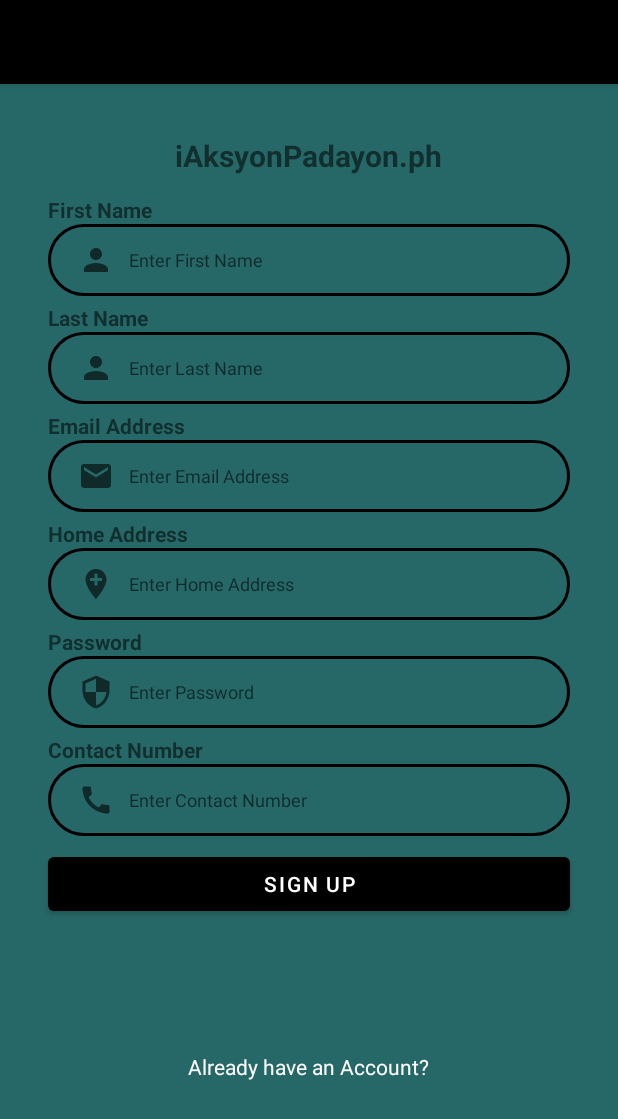
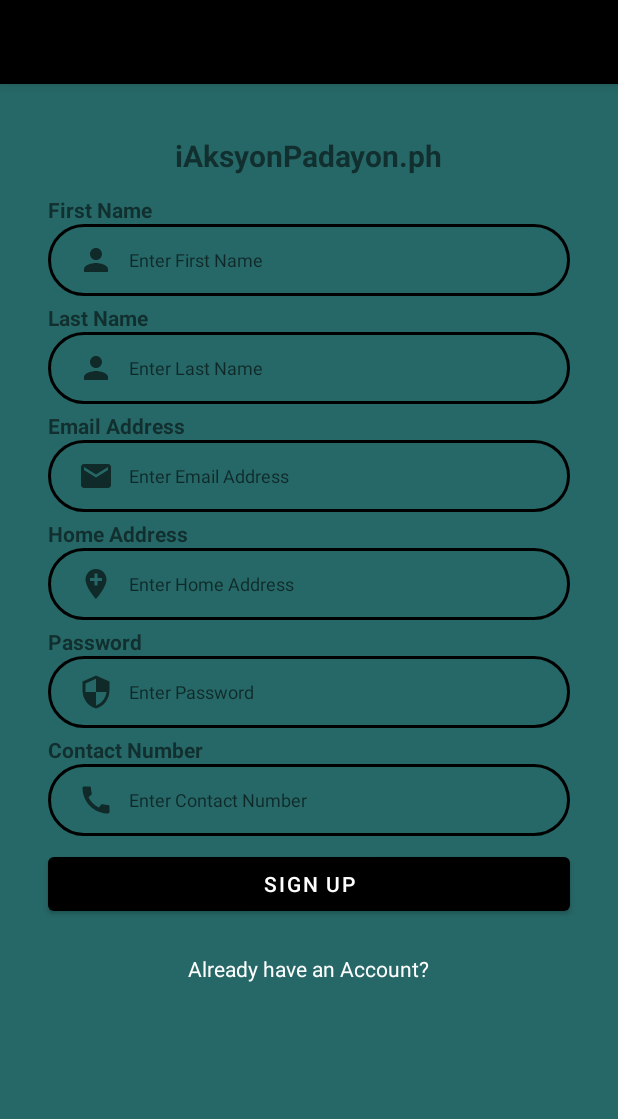
Before and after one commit to Rovinjan2231/Login_Signup, an Android app: the Signup_Page screen opened directly, with no data from a screen before it, on a phone screen of 412 x 824 dp. Shown: the top 1119 px of the screen. Run offline under Robolectric (Android 15) with nearby library versions, the phone set to English and light mode, and no system bars.

Commit message:
For the finals!!!!

```diff
--- a/app/src/main/res/layout/activity_signup_page.xml
+++ b/app/src/main/res/layout/activity_signup_page.xml
@@ -236,7 +236,8 @@
         android:textColor="@color/white"
         app:layout_constraintBottom_toBottomOf="parent"
         app:layout_constraintEnd_toEndOf="@+id/signup_button"
-        app:layout_constraintHorizontal_bias="0.498"
+        app:layout_constraintHorizontal_bias="0.497"
         app:layout_constraintStart_toStartOf="@+id/signup_button"
-        app:layout_constraintTop_toBottomOf="@+id/signup_button" />
+        app:layout_constraintTop_toBottomOf="@+id/signup_button"
+        app:layout_constraintVertical_bias="0.129" />
 </androidx.constraintlayout.widget.ConstraintLayout>
```
